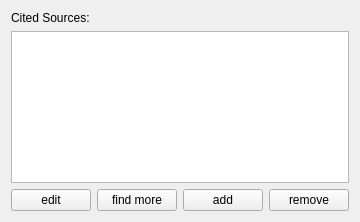
Old version of the form src/mainui/sidebar/listcitedsources.ui in the repository KDE/conquirere.
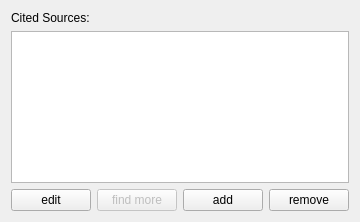
New version of the form.

Commit message: hide the find more cited publication button for now

What changed in the file:
```diff
--- a/src/mainui/sidebar/listcitedsources.ui
+++ b/src/mainui/sidebar/listcitedsources.ui
@@ -48,6 +48,9 @@
      </item>
      <item>
       <widget class="QPushButton" name="findMore">
+       <property name="enabled">
+        <bool>false</bool>
+       </property>
        <property name="text">
         <string>find more</string>
        </property>
```
The commit also changes 1 other file.
